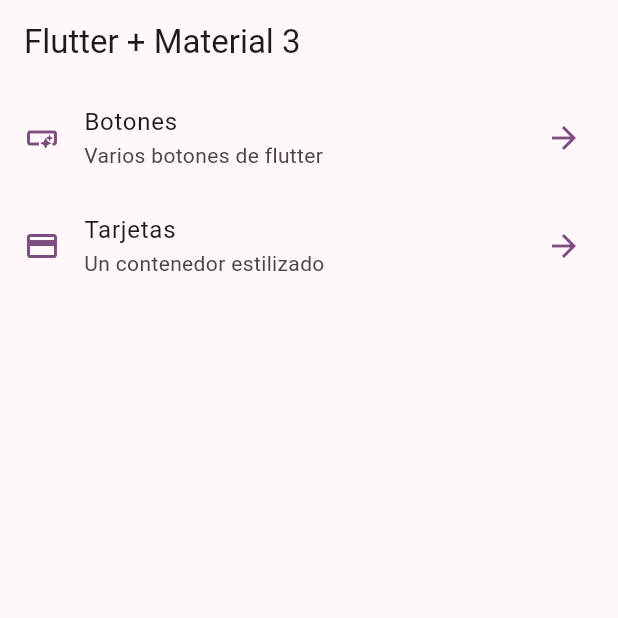
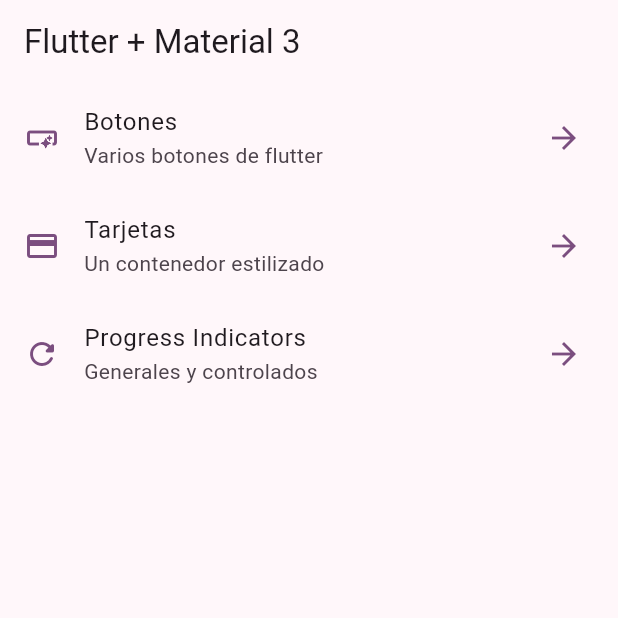
Before and after one commit to davidruc/widgets_app, a Flutter app: the screen it shows after launch, on a phone screen of 412 x 824 dp, the top half of it. Run offline on Flutter 3.47's test engine with Material 3 defaults, Android fonts, the phone set to English and light mode, and no system bars; our stand-ins replace go_router.

Commit message:
feat: :sparkles: Progress indicators examples
in this section I learn how to do basic and controlled progress indicators, using diferent concepts like streams, and learning important methods like the Stream.periodic, and the finalization of the stream with takeWhile, very usefull tools for some aplications.

```diff
--- a/lib/config/menu-items/menu_items.dart
+++ b/lib/config/menu-items/menu_items.dart
@@ -28,5 +28,12 @@ const appMenuItems = <MenuItem>[
     title: "Tarjetas",
     subTitle: "Un contenedor estilizado",
     url: "/card",
-    icon: Icons.credit_card)
+    icon: Icons.credit_card),
+
+    MenuItem(
+      title: "Progress Indicators",
+      subTitle: "Generales y controlados",
+      url: "/progress",
+      icon: Icons.refresh_rounded
+    ),
 ];
--- a/lib/config/router/app_router.dart
+++ b/lib/config/router/app_router.dart
@@ -20,6 +20,11 @@ final router = GoRouter(
       path: '/card',
       name: CardsScreen.name,
       builder: (context, state) => const CardsScreen(),
+    ),
+     GoRoute(
+      path: '/progress',
+      name: ProgressScreen.name,
+      builder: (context, state) => const ProgressScreen(),
     )
   ],
 );
```
Also changed, not shown: lib/presentation/screens/progress/progress_screen.dart (+63 -1 lines).
